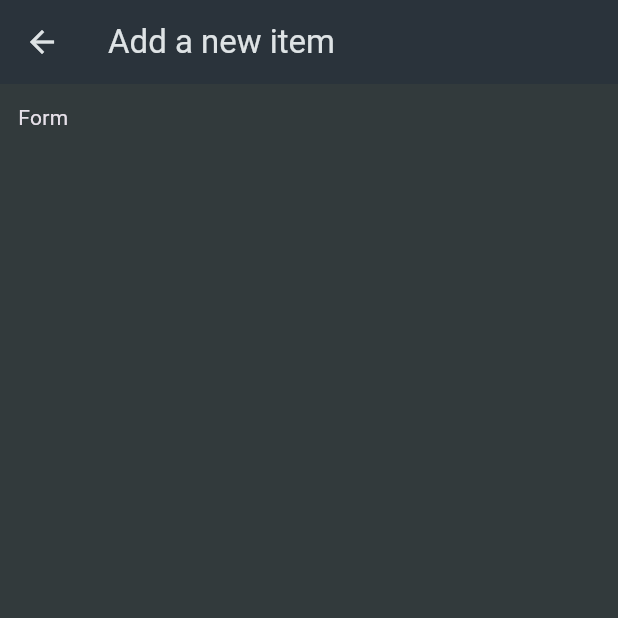
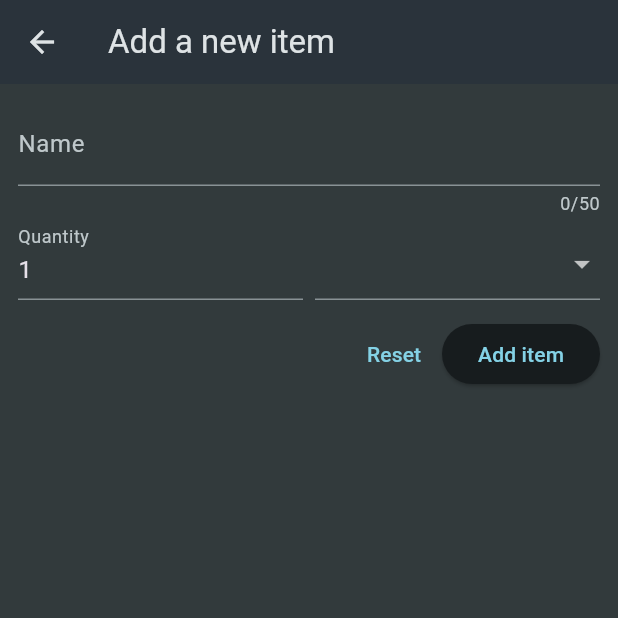
Before and after one commit to balazs1396/shopping_list, a Flutter app: the NewItem screen opened directly, on a phone screen of 412 x 824 dp, the top half of it. Run offline on Flutter 3.47's test engine with Material 3 defaults, Android fonts, the phone set to English and light mode, and no system bars.

Commit message:
Add basic new item page

```diff
--- a/lib/widgets/new_item.dart
+++ b/lib/widgets/new_item.dart
@@ -1,4 +1,5 @@
 import 'package:flutter/material.dart';
+import 'package:shopping_list/data/categories.dart';
 
 class NewItem extends StatefulWidget {
   const NewItem({super.key});
@@ -14,7 +15,69 @@ class _NewItemState extends State<NewItem> {
   Widget build(BuildContext context) {
     return Scaffold(
       appBar: AppBar(title: const Text('Add a new item')),
-      body: Padding(padding: const EdgeInsets.all(12), child: Text('Form')),
+      body: Padding(
+        padding: const EdgeInsets.all(12),
+        child: Form(
+          child: Column(
+            children: [
+              TextFormField(
+                maxLength: 50,
+                decoration: InputDecoration(label: Text('Name')),
+                validator: (value) {
+                  return 'Demo...';
+                },
+              ),
+              Row(
+                crossAxisAlignment: CrossAxisAlignment.end,
+                children: [
+                  Expanded(
+                    child: TextFormField(
+                      decoration: const InputDecoration(
+                        label: Text('Quantity'),
+                      ),
+                      initialValue: '1',
+                    ),
+                  ),
+                  const SizedBox(width: 8),
+                  Expanded(
+                    child: DropdownButtonFormField(
+                      items: [
+                        for (final category in categories.entries)
+                          DropdownMenuItem(
+                            value: category.value,
+                            child: Row(
+                              children: [
+                                Container(
+                                  width: 16,
+                                  height: 16,
+                                  color: category.value.color,
+                                ),
+                                const SizedBox(width: 6),
+                                Text(category.value.title),
+                              ],
+                            ),
+                          ),
+                      ],
+                      onChanged: (value) {},
+                    ),
+                  ),
+                ],
+              ),
+              const SizedBox(height: 12,),
+              Row(
+                mainAxisAlignment: MainAxisAlignment.end,
+                children: [
+                  TextButton(onPressed: () {}, child: const Text('Reset')),
+                  ElevatedButton(
+                    onPressed: () {},
+                    child: const Text('Add item'),
+                  ),
+                ],
+              ),
+            ],
+          ),
+        ),
+      ),
     );
   }
 }
```
